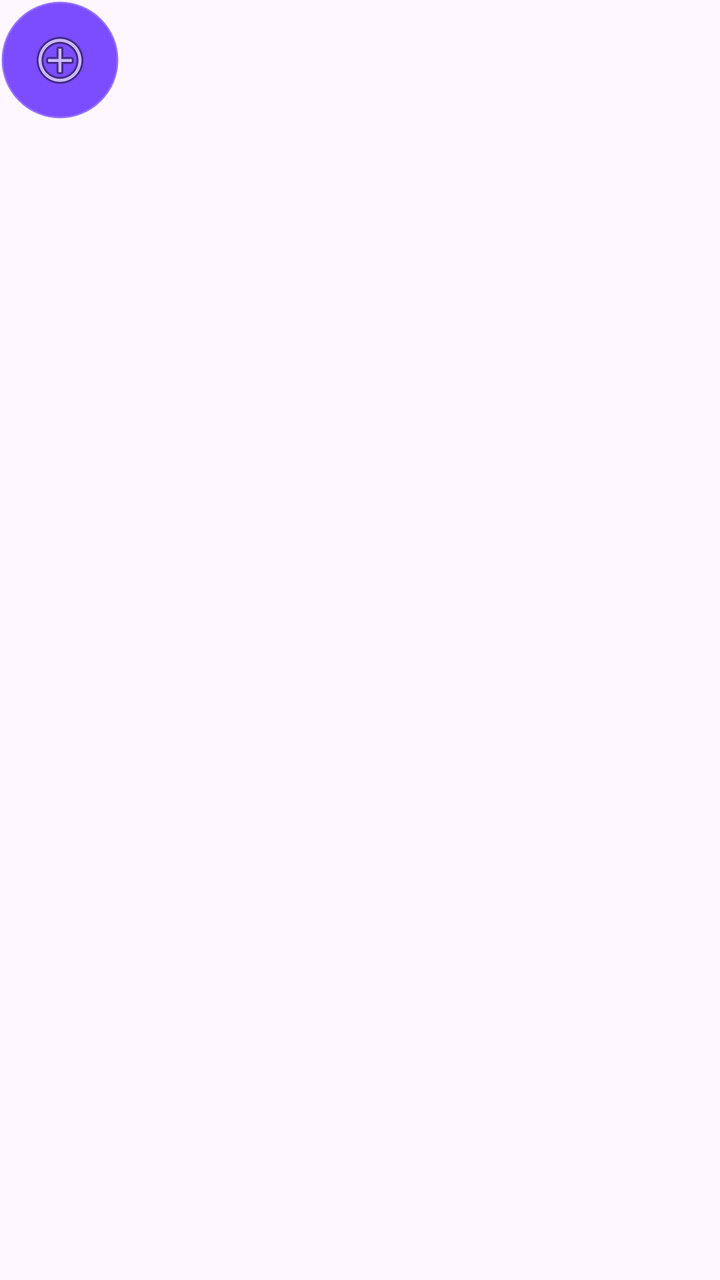
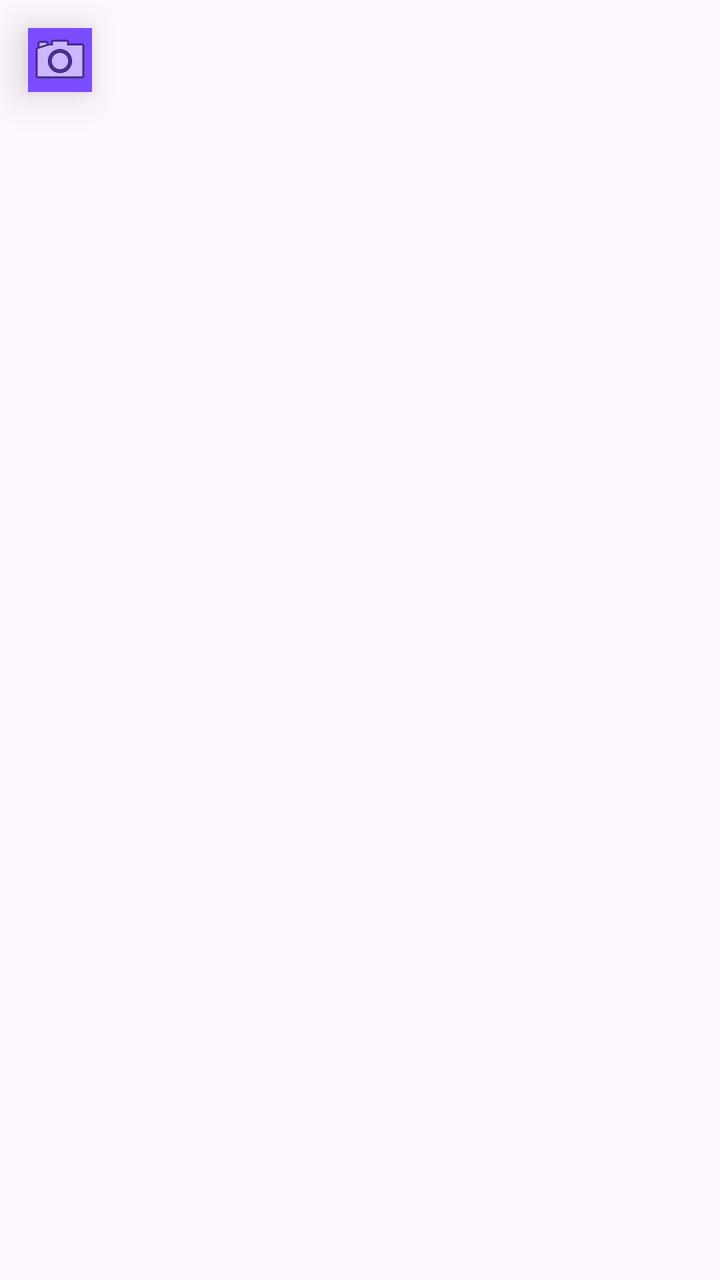

Before-and-after screenshots of an Android layout around one commit, followed by the original layout XML and the change that was made.
<!-- AndroidManifest.xml: application theme Theme.ProScanAI -->
<!-- res/layout/layout_floating_widget.xml -->
<?xml version="1.0" encoding="utf-8"?>
<FrameLayout xmlns:android="http://schemas.android.com/apk/res/android"
    android:layout_width="wrap_content"
    android:layout_height="wrap_content">

    <ImageView
        android:id="@+id/main_bubble"
        android:layout_width="60dp"
        android:layout_height="60dp"
        android:padding="14dp"
        android:src="@android:drawable/ic_menu_add"
        android:background="@drawable/bg_bubble"
        android:elevation="8dp"
        android:contentDescription="Toggle Translator" />

</FrameLayout>
<!-- resources referenced by this layout -->
<resources>
  <!-- drawable bg_bubble (drawable) -->
  <?xml version="1.0" encoding="utf-8"?>
  <shape xmlns:android="http://schemas.android.com/apk/res/android"
      android:shape="oval">
      <solid android:color="#7C4DFF" />
      <stroke
          android:width="1.5dp"
          android:color="#33FFFFFF" />
  </shape>
  <style name="Theme.ProScanAI" parent="Base.Theme.ProScanAI" />
  <style name="Base.Theme.ProScanAI" parent="Theme.Material3.DayNight.NoActionBar">
          
          <item name="colorPrimary">@color/primary</item>
          <item name="colorOnPrimary">@color/on_primary</item>
          <item name="colorSecondary">@color/secondary</item>
          <item name="colorOnSecondary">@color/on_secondary</item>
          <item name="android:statusBarColor">@color/primary</item>
      </style>
  <color name="primary">#7C4DFF</color>
  <color name="on_primary">#FFFFFF</color>
  <color name="secondary">#00E5FF</color>
  <color name="on_secondary">#000000</color>
</resources>

<!-- the commit's change to res/layout/layout_floating_widget.xml (unified diff, before → after) -->
@@ -3,14 +3,14 @@
     android:layout_width="wrap_content"
     android:layout_height="wrap_content">
 
-    <ImageView
+    <com.google.android.material.imageview.ShapeableImageView
         android:id="@+id/main_bubble"
         android:layout_width="60dp"
         android:layout_height="60dp"
         android:padding="14dp"
-        android:src="@android:drawable/ic_menu_add"
-        android:background="@drawable/bg_bubble"
-        android:elevation="8dp"
-        android:contentDescription="Toggle Translator" />
+        android:src="@android:drawable/ic_menu_camera"
+        android:background="#7C4DFF"
+        android:elevation="12dp"
+        android:contentDescription="LinguScan Bubble" />
 
 </FrameLayout>
<!-- resource entries referenced after the edit -->
@@ -1,14 +1,5 @@
 <!-- resources referenced by this layout -->
 <resources>
-  <!-- drawable bg_bubble (drawable) -->
-  <?xml version="1.0" encoding="utf-8"?>
-  <shape xmlns:android="http://schemas.android.com/apk/res/android"
-      android:shape="oval">
-      <solid android:color="#7C4DFF" />
-      <stroke
-          android:width="1.5dp"
-          android:color="#33FFFFFF" />
-  </shape>
   <style name="Theme.ProScanAI" parent="Base.Theme.ProScanAI" />
   <style name="Base.Theme.ProScanAI" parent="Theme.Material3.DayNight.NoActionBar">
           
